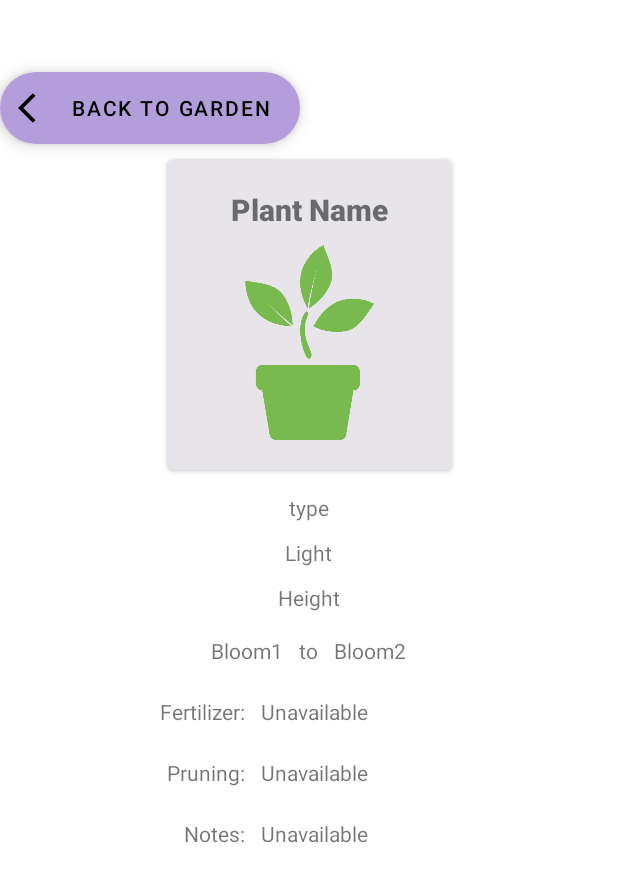
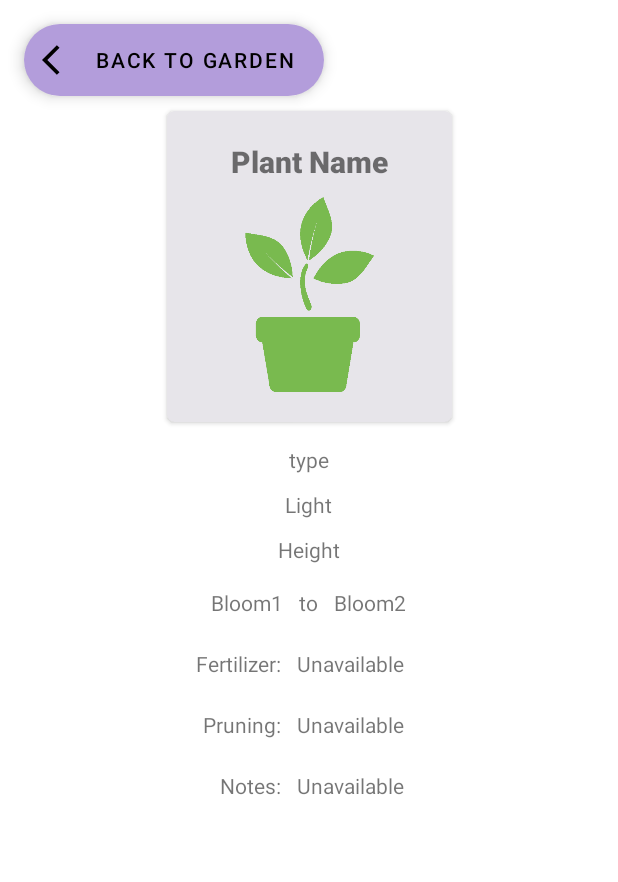
Before and after one commit to wilana/GardenGatherer, an Android app: the layout activity_individual_plant.xml on its own in the app's theme, with its tools: preview values and no code run, on a phone screen of 412 x 824 dp. Shown: the top 882 px of the screen. Run offline under Robolectric (Android 15) with nearby library versions, the phone set to English and light mode, and no system bars.

Commit message:
Long plant notes weren't completely visible, so they are now wrapped to content and scrollable

```diff
--- a/app/src/main/java/com/WSM1120464/gardengatherer/IndividualPlantActivity.kt
+++ b/app/src/main/java/com/WSM1120464/gardengatherer/IndividualPlantActivity.kt
@@ -2,6 +2,7 @@ package com.WSM1120464.gardengatherer
 
 import androidx.appcompat.app.AppCompatActivity
 import android.os.Bundle
+import android.text.method.ScrollingMovementMethod
 import android.util.Log
 import com.WSM1120464.gardengatherer.databinding.ActivityIndividualPlantBinding
 import com.google.firebase.firestore.FirebaseFirestore
@@ -16,6 +17,10 @@ class IndividualPlantActivity : AppCompatActivity() {
         setContentView(binding.root)
 
         val plantID = intent.getStringExtra("plantID")
+
+        binding.textViewPlantFertilizer.movementMethod = ScrollingMovementMethod()
+        binding.textViewPlantPruning.movementMethod = ScrollingMovementMethod()
+        binding.textViewPlantNotes.movementMethod = ScrollingMovementMethod()
 
         binding.extendedFabBackToGarden.setOnClickListener {
             finish()
--- a/app/src/main/res/layout/activity_individual_plant.xml
+++ b/app/src/main/res/layout/activity_individual_plant.xml
@@ -10,7 +10,8 @@
         android:id="@+id/extendedFabBackToGarden"
         android:layout_width="wrap_content"
         android:layout_height="wrap_content"
-        android:layout_marginTop="48dp"
+        android:layout_marginTop="@dimen/fab_margin"
+        android:layout_marginStart="@dimen/fab_margin"
         android:contentDescription="@string/view_all_gardens"
         android:text="@string/back_to_garden"
         app:icon="@drawable/back_suggest_icon"
@@ -142,10 +143,13 @@
 
                 <TextView
                     android:id="@+id/textViewPlantFertilizer"
-                    android:layout_width="match_parent"
-                    android:layout_height="match_parent"
+                    android:layout_width="0dp"
+                    android:layout_height="wrap_content"
                     android:layout_margin="5dp"
                     android:layout_weight="2"
+                    android:maxLines="10"
+                    android:scrollbars="vertical"
+                    android:singleLine="false"
                     android:text="@string/unavailable" />
             </TableRow>
 
@@ -165,10 +169,12 @@
 
                 <TextView
                     android:id="@+id/textViewPlantPruning"
-                    android:layout_width="match_parent"
-                    android:layout_height="match_parent"
+                    android:layout_width="0dp"
+                    android:layout_height="wrap_content"
                     android:layout_margin="5dp"
                     android:layout_weight="2"
+                    android:maxLines="10"
+                    android:scrollbars="vertical"
                     android:text="@string/unavailable" />
             </TableRow>
 
@@ -188,10 +194,12 @@
 
                 <TextView
                     android:id="@+id/textViewPlantNotes"
-                    android:layout_width="match_parent"
-                    android:layout_height="match_parent"
+                    android:layout_width="0dp"
+                    android:layout_height="wrap_content"
                     android:layout_margin="5dp"
                     android:layout_weight="2"
+                    android:maxLines="10"
+                    android:scrollbars="vertical"
                     android:text="@string/unavailable" />
             </TableRow>
 
--- a/app/src/main/res/layout/activity_plant_save.xml
+++ b/app/src/main/res/layout/activity_plant_save.xml
@@ -14,17 +14,15 @@
         tools:context=".PlantSaveActivity">
 
         <com.google.android.material.floatingactionbutton.ExtendedFloatingActionButton
-
             android:id="@+id/extendedFabAllPlants"
             android:layout_width="wrap_content"
             android:layout_height="wrap_content"
-            android:layout_marginTop="@dimen/margin_top"
+            android:layout_marginTop="@dimen/fab_margin"
+            android:layout_marginStart="@dimen/fab_margin"
             android:contentDescription="@string/view_all_gardens"
             android:text="@string/view_garden"
             app:icon="@drawable/back_suggest_icon"
             app:layout_constraintBottom_toTopOf="@+id/imageViewSeedling1"
-            app:layout_constraintEnd_toEndOf="parent"
-            app:layout_constraintHorizontal_bias="0.081"
             app:layout_constraintStart_toStartOf="parent"
             app:layout_constraintTop_toTopOf="parent"
             app:layout_goneMarginTop="@dimen/margin_top" />
--- a/app/src/main/res/values/dimens.xml
+++ b/app/src/main/res/values/dimens.xml
@@ -11,4 +11,5 @@
     <dimen name="heading_font_size">20sp</dimen>
     <dimen name="margin_20">20dp</dimen>
     <dimen name="margin_top_2">50dp</dimen>
+    <dimen name="fab_margin">16dp</dimen>
 </resources>
```
Also changed, not shown: app/src/main/res/layout/activity_garden_save.xml (+3 -4 lines), app/src/main/res/layout/activity_plants.xml (+20 -16 lines).
